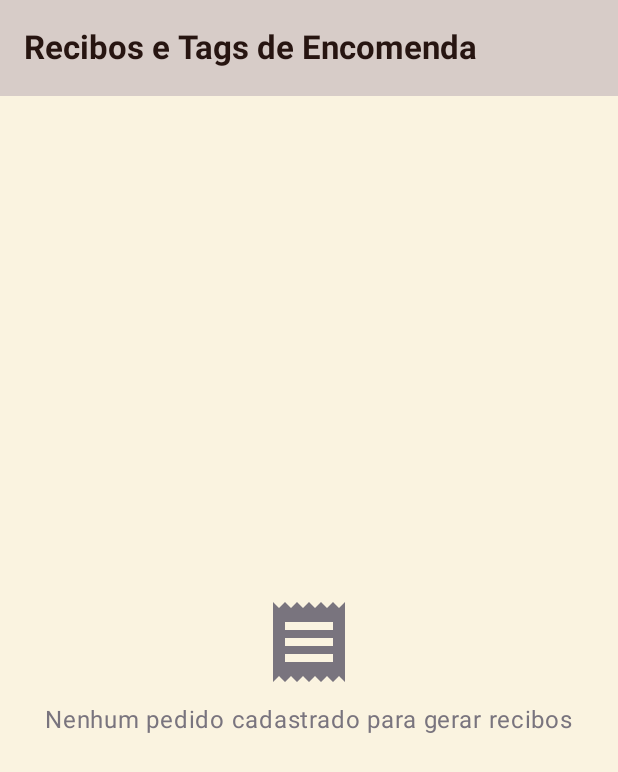
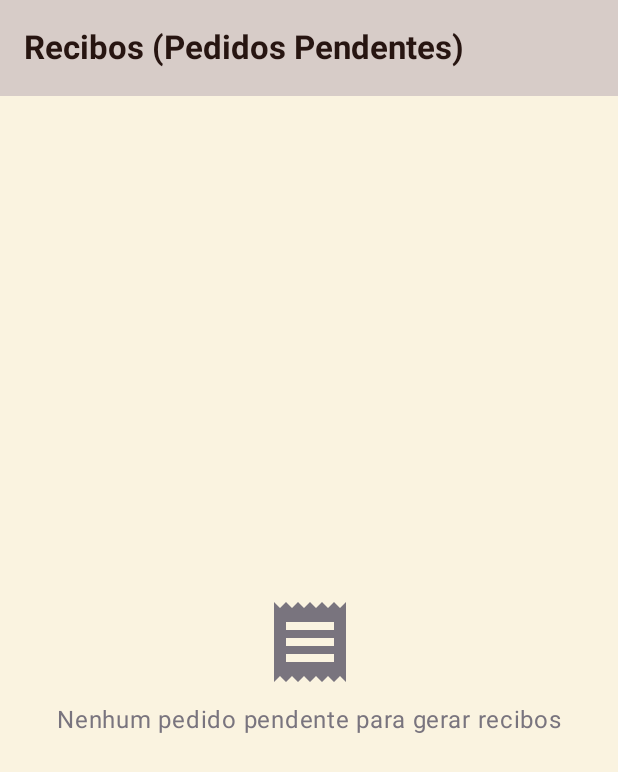
Before and after one commit to KatsumiCaio/trufas-bella, an Android app built with Jetpack Compose: the composable ReceiptsScreen shown on its own in the app's theme, on a phone screen of 412 x 824 dp. Shown: the top 772 px of the screen. Run offline under Robolectric (Android 15) with nearby library versions, the phone set to English and light mode, and no system bars; our stand-ins replace Firebase (no records; nobody signed in at launch, a user with empty details on screens opened directly); 1 statement that could not run was skipped.

Commit message:
feat: filter unpaid orders on Receipts screen
Update the Receipts screen to display only unpaid orders, allowing for more efficient management of pending payments.

```diff
--- a/app/src/main/java/com/example/ui/screens/ReceiptsScreen.kt
+++ b/app/src/main/java/com/example/ui/screens/ReceiptsScreen.kt
@@ -27,12 +27,13 @@ import com.example.ui.viewmodel.OrderViewModel
 @Composable
 fun ReceiptsScreen(viewModel: OrderViewModel) {
     val orders by viewModel.allOrders.collectAsState()
+    val unpaidOrders = orders.filter { !it.isPaid }
     val context = LocalContext.current
 
     Scaffold(
         topBar = {
             TopAppBar(
-                title = { Text("Recibos e Tags de Encomenda", fontWeight = FontWeight.Bold) },
+                title = { Text("Recibos (Pedidos Pendentes)", fontWeight = FontWeight.Bold) },
                 colors = TopAppBarDefaults.topAppBarColors(
                     containerColor = MaterialTheme.colorScheme.primaryContainer,
                     titleContentColor = MaterialTheme.colorScheme.onPrimaryContainer
@@ -40,7 +41,7 @@ fun ReceiptsScreen(viewModel: OrderViewModel) {
             )
         }
     ) { padding ->
-        if (orders.isEmpty()) {
+        if (unpaidOrders.isEmpty()) {
             Box(
                 modifier = Modifier
                     .fillMaxSize()
@@ -50,7 +51,7 @@ fun ReceiptsScreen(viewModel: OrderViewModel) {
                 Column(horizontalAlignment = Alignment.CenterHorizontally) {
                     Icon(Icons.Default.Receipt, contentDescription = null, modifier = Modifier.size(64.dp), tint = MaterialTheme.colorScheme.outline)
                     Spacer(modifier = Modifier.height(8.dp))
-                    Text("Nenhum pedido cadastrado para gerar recibos", color = MaterialTheme.colorScheme.outline)
+                    Text("Nenhum pedido pendente para gerar recibos", color = MaterialTheme.colorScheme.outline)
                 }
             }
         } else {
@@ -62,7 +63,7 @@ fun ReceiptsScreen(viewModel: OrderViewModel) {
                 contentPadding = PaddingValues(16.dp),
                 verticalArrangement = Arrangement.spacedBy(16.dp)
             ) {
-                items(orders, key = { it.id }) { order ->
+                items(unpaidOrders, key = { it.id }) { order ->
                     ReceiptCard(
                         order = order,
                         onShare = { shareOnWhatsApp(context, order) },
```
